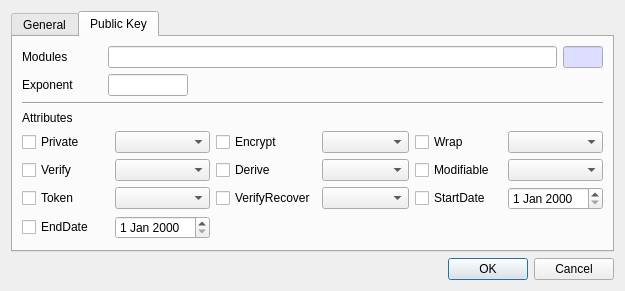
Above: CryptokiMan/create_rsa_pub_key_dlg.ui from jykim74/CryptokiMan before the change. Below: the same form after it.
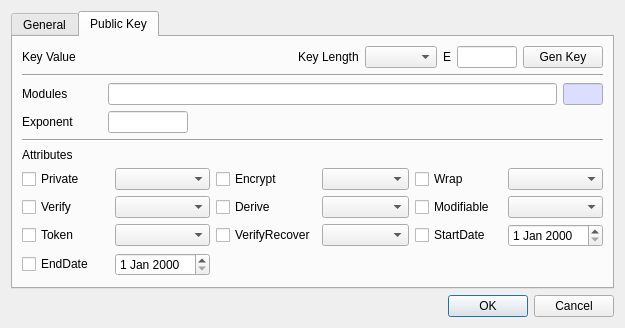
That is the form after the change.

What changed in the file:
```diff
--- a/CryptokiMan/create_rsa_pub_key_dlg.ui
+++ b/CryptokiMan/create_rsa_pub_key_dlg.ui
@@ -7,7 +7,7 @@
     <x>0</x>
     <y>0</y>
     <width>625</width>
-    <height>278</height>
+    <height>318</height>
    </rect>
   </property>
   <property name="windowTitle">
@@ -338,6 +338,83 @@
        <string>Public Key</string>
       </attribute>
       <layout class="QVBoxLayout" name="verticalLayout_3">
+       <item>
+        <layout class="QGridLayout" name="gridLayout_2">
+         <property name="topMargin">
+          <number>0</number>
+         </property>
+         <item row="0" column="0">
+          <widget class="QLabel" name="label_6">
+           <property name="text">
+            <string>Key Value</string>
+           </property>
+          </widget>
+         </item>
+         <item row="0" column="3">
+          <widget class="QComboBox" name="mParamCombo"/>
+         </item>
+         <item row="0" column="1">
+          <spacer name="horizontalSpacer_2">
+           <property name="orientation">
+            <enum>Qt::Horizontal</enum>
+           </property>
+           <property name="sizeHint" stdset="0">
+            <size>
+             <width>40</width>
+             <height>20</height>
+            </size>
+           </property>
+          </spacer>
+         </item>
+         <item row="0" column="4">
+          <widget class="QLabel" name="label_13">
+           <property name="text">
+            <string>E</string>
+           </property>
+          </widget>
+         </item>
+         <item row="0" column="6">
+          <widget class="QPushButton" name="mGenKeyBtn">
+           <property name="text">
+            <string>Gen Key</string>
+           </property>
+          </widget>
+         </item>
+         <item row="0" column="2">
+          <widget class="QLabel" name="label_10">
+           <property name="text">
+            <string>Key Length</string>
+           </property>
+          </widget>
+         </item>
+         <item row="0" column="5">
+          <widget class="QLineEdit" name="mEText">
+           <property name="minimumSize">
+            <size>
+             <width>60</width>
+             <height>0</height>
+            </size>
+           </property>
+           <property name="maximumSize">
+            <size>
+             <width>60</width>
+             <height>16777215</height>
+            </size>
+           </property>
+           <property name="maxLength">
+            <number>8</number>
+           </property>
+          </widget>
+         </item>
+        </layout>
+       </item>
+       <item>
+        <widget class="Line" name="line_2">
+         <property name="orientation">
+          <enum>Qt::Horizontal</enum>
+         </property>
+        </widget>
+       </item>
        <item>
         <layout class="QGridLayout" name="gridLayout_4">
          <property name="topMargin">
```
